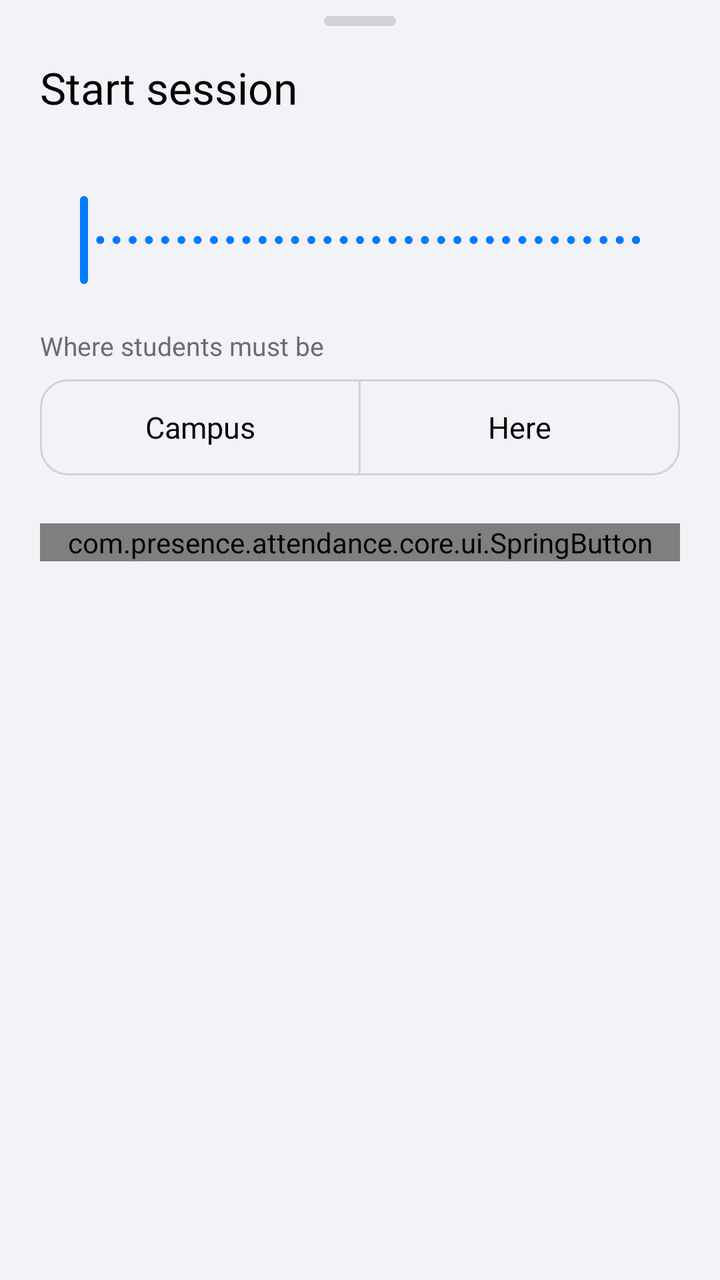
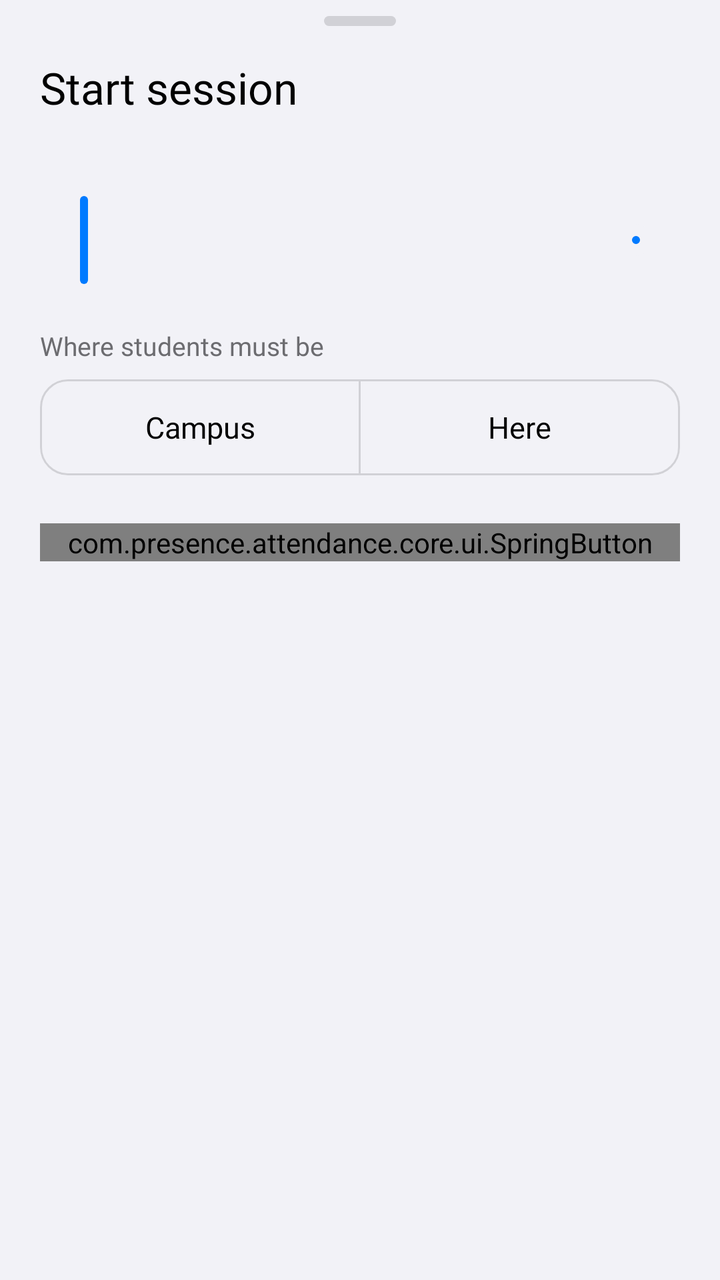

Two renders of the same Android screen: before a commit and after it. Below are the layout's source before the change and the commit's diff.
<!-- AndroidManifest.xml: application theme Theme.Presence -->
<!-- res/layout/sheet_start_session.xml -->
<?xml version="1.0" encoding="utf-8"?>
<androidx.core.widget.NestedScrollView xmlns:android="http://schemas.android.com/apk/res/android"
    xmlns:app="http://schemas.android.com/apk/res-auto"
    android:id="@+id/start_scroll"
    android:layout_width="match_parent"
    android:layout_height="wrap_content"
    android:clipToPadding="false">

    <LinearLayout
        android:layout_width="match_parent"
        android:layout_height="wrap_content"
        android:orientation="vertical"
        android:paddingHorizontal="@dimen/screen_margin"
        android:paddingBottom="@dimen/space_24">

        <include layout="@layout/view_sheet_handle" />

        <TextView
            android:layout_width="match_parent"
            android:layout_height="wrap_content"
            android:layout_marginTop="@dimen/space_16"
            android:accessibilityHeading="true"
            android:text="@string/start_title"
            android:textAppearance="@style/TextAppearance.Presence.Title" />

        <TextView
            android:id="@+id/start_duration_label"
            style="@style/Widget.Presence.FieldLabel"
            android:fontFeatureSettings="tnum" />

        <com.google.android.material.slider.Slider
            android:id="@+id/start_duration"
            android:layout_width="match_parent"
            android:layout_height="wrap_content"
            android:stepSize="5"
            android:valueFrom="5"
            android:valueTo="180"
            app:labelBehavior="gone" />

        <TextView
            style="@style/Widget.Presence.FieldLabel"
            android:text="@string/start_location_label" />

        <com.google.android.material.button.MaterialButtonToggleGroup
            android:id="@+id/start_mode"
            android:layout_width="match_parent"
            android:layout_height="wrap_content"
            android:layout_marginTop="@dimen/space_8"
            app:selectionRequired="true"
            app:singleSelection="true">

            <com.google.android.material.button.MaterialButton
                android:id="@+id/start_mode_campus"
                style="@style/Widget.Presence.Segment"
                android:layout_width="0dp"
                android:layout_height="wrap_content"
                android:layout_weight="1"
                android:text="@string/start_campus" />

            <com.google.android.material.button.MaterialButton
                android:id="@+id/start_mode_here"
                style="@style/Widget.Presence.Segment"
                android:layout_width="0dp"
                android:layout_height="wrap_content"
                android:layout_weight="1"
                android:text="@string/start_here" />

        </com.google.android.material.button.MaterialButtonToggleGroup>

        
        <LinearLayout
            android:id="@+id/start_here_group"
            android:layout_width="match_parent"
            android:layout_height="wrap_content"
            android:orientation="vertical"
            android:visibility="gone">

            <TextView
                android:id="@+id/start_radius_label"
                style="@style/Widget.Presence.FieldLabel"
                android:fontFeatureSettings="tnum" />

            <com.google.android.material.slider.Slider
                android:id="@+id/start_radius"
                android:layout_width="match_parent"
                android:layout_height="wrap_content"
                android:stepSize="10"
                android:valueFrom="50"
                android:valueTo="250"
                app:labelBehavior="gone" />

            <TextView
                android:id="@+id/start_location_status"
                android:layout_width="match_parent"
                android:layout_height="wrap_content"
                android:accessibilityLiveRegion="polite"
                android:fontFeatureSettings="tnum"
                android:textAppearance="@style/TextAppearance.Presence.Footnote"
                android:textColor="@color/text_secondary" />

            <com.presence.attendance.core.ui.SpringButton
                android:id="@+id/start_allow_location"
                style="@style/Widget.Presence.Button.Text"
                android:layout_width="wrap_content"
                android:layout_height="wrap_content"
                android:paddingStart="0dp"
                android:paddingEnd="0dp"
                android:text="@string/start_allow_location"
                android:visibility="gone" />
        </LinearLayout>

        <TextView
            android:id="@+id/start_status"
            style="@style/Widget.Presence.InlineError"
            android:layout_marginTop="@dimen/space_20" />

        <com.presence.attendance.core.ui.SpringButton
            android:id="@+id/start_submit"
            android:layout_width="match_parent"
            android:layout_height="wrap_content"
            android:layout_marginTop="@dimen/space_24"
            android:text="@string/start_submit" />
    </LinearLayout>
</androidx.core.widget.NestedScrollView>
<!-- res/layout/view_sheet_handle.xml (included above) -->
<?xml version="1.0" encoding="utf-8"?>
<View xmlns:android="http://schemas.android.com/apk/res/android"
    android:layout_width="@dimen/handle_width"
    android:layout_height="@dimen/handle_height"
    android:layout_gravity="center_horizontal"
    android:layout_marginTop="@dimen/space_8"
    android:background="@drawable/bg_sheet_handle"
    android:importantForAccessibility="no" />
<!-- resources referenced by this layout -->
<resources>
  <color name="text_secondary">#6C6C70</color>
  <dimen name="handle_height">5dp</dimen>
  <dimen name="handle_width">36dp</dimen>
  <dimen name="screen_margin">20dp</dimen>
  <dimen name="space_16">16dp</dimen>
  <dimen name="space_20">20dp</dimen>
  <dimen name="space_24">24dp</dimen>
  <dimen name="space_8">8dp</dimen>
  <string name="start_allow_location">Allow location</string>
  <string name="start_campus">Campus</string>
  <string name="start_here">Here</string>
  <string name="start_location_label">Where students must be</string>
  <string name="start_submit">Start session</string>
  <string name="start_title">Start session</string>
  <style name="TextAppearance.Presence.Footnote">
          <item name="android:textSize">@dimen/text_footnote</item>
          <item name="android:lineHeight">@dimen/line_footnote</item>
      </style>
  <style name="TextAppearance.Presence.Title" parent="TextAppearance.Presence.Semibold">
          <item name="android:textSize">@dimen/text_title</item>
          <item name="android:lineHeight">@dimen/line_title</item>
      </style>
  <color name="separator">#D1D1D6</color>
  <dimen name="handle_radius">2.5dp</dimen>
  <dimen name="text_footnote">13sp</dimen>
  <dimen name="line_footnote">18sp</dimen>
  <style name="TextAppearance.Presence.Semibold">
          <item name="android:fontFamily">@font/inter_semibold</item>
          <item name="fontFamily">@font/inter_semibold</item>
      </style>
  <dimen name="text_title">22sp</dimen>
  <dimen name="line_title">28sp</dimen>
  <dimen name="touch_target">48dp</dimen>
  <style name="TextAppearance.Presence.Headline" parent="TextAppearance.Presence.Semibold">
          <item name="android:textSize">@dimen/text_headline</item>
          <item name="android:lineHeight">@dimen/line_headline</item>
      </style>
  <style name="ShapeAppearance.Presence.Control" parent="">
          <item name="cornerFamily">rounded</item>
          <item name="cornerSize">@dimen/radius_control</item>
      </style>
  <color name="danger_text">#D70015</color>
  <style name="TextAppearance.Presence.Subhead">
          <item name="android:textSize">@dimen/text_subhead</item>
          <item name="android:lineHeight">@dimen/line_subhead</item>
      </style>
  <color name="text">#000000</color>
  <color name="accent">#007AFF</color>
  <color name="on_accent">#FFFFFF</color>
  <color name="fill">#F2F2F7</color>
  <color name="background">#F2F2F7</color>
  <color name="surface">#FFFFFF</color>
  <color name="danger">#FF3B30</color>
  <style name="TextAppearance.Presence.Body">
          <item name="android:textSize">@dimen/text_body</item>
          <item name="android:lineHeight">@dimen/line_body</item>
      </style>
  <style name="TextAppearance.Presence.Caption">
          <item name="android:textSize">@dimen/text_caption</item>
          <item name="android:lineHeight">@dimen/line_caption</item>
      </style>
  <style name="Widget.Presence.Button.Primary">
          <item name="backgroundTint">@color/button_primary_fill</item>
          <item name="android:textColor">@color/button_primary_text</item>
      </style>
  <style name="Widget.Presence.PopupMenu" parent="Widget.Material3.PopupMenu">
          <item name="android:popupBackground">@drawable/bg_popup</item>
          <item name="android:popupElevation">0dp</item>
      </style>
  <dimen name="text_headline">17sp</dimen>
  <dimen name="line_headline">22sp</dimen>
  <dimen name="radius_control">14dp</dimen>
  <dimen name="text_subhead">15sp</dimen>
  <dimen name="line_subhead">20sp</dimen>
  <dimen name="text_body">17sp</dimen>
  <dimen name="line_body">24sp</dimen>
  <dimen name="text_large_title">34sp</dimen>
  <dimen name="line_large_title">40sp</dimen>
  <dimen name="text_caption">12sp</dimen>
  <dimen name="line_caption">16sp</dimen>
  <dimen name="column_max_width">600dp</dimen>
  <dimen name="separator">0.5dp</dimen>
  <dimen name="radius_sheet">24dp</dimen>
  <!-- unchanged entries left out for length: 11 -->
</resources>

<!-- the commit's change to res/layout/sheet_start_session.xml (unified diff, before → after) -->
@@ -35,7 +35,8 @@
             android:stepSize="5"
             android:valueFrom="5"
             android:valueTo="180"
-            app:labelBehavior="gone" />
+            app:labelBehavior="gone"
+            app:tickVisible="false" />
 
         <TextView
             style="@style/Widget.Presence.FieldLabel"
@@ -87,7 +88,8 @@
                 android:stepSize="10"
                 android:valueFrom="50"
                 android:valueTo="250"
-                app:labelBehavior="gone" />
+                app:labelBehavior="gone"
+            app:tickVisible="false" />
 
             <TextView
                 android:id="@+id/start_location_status"
